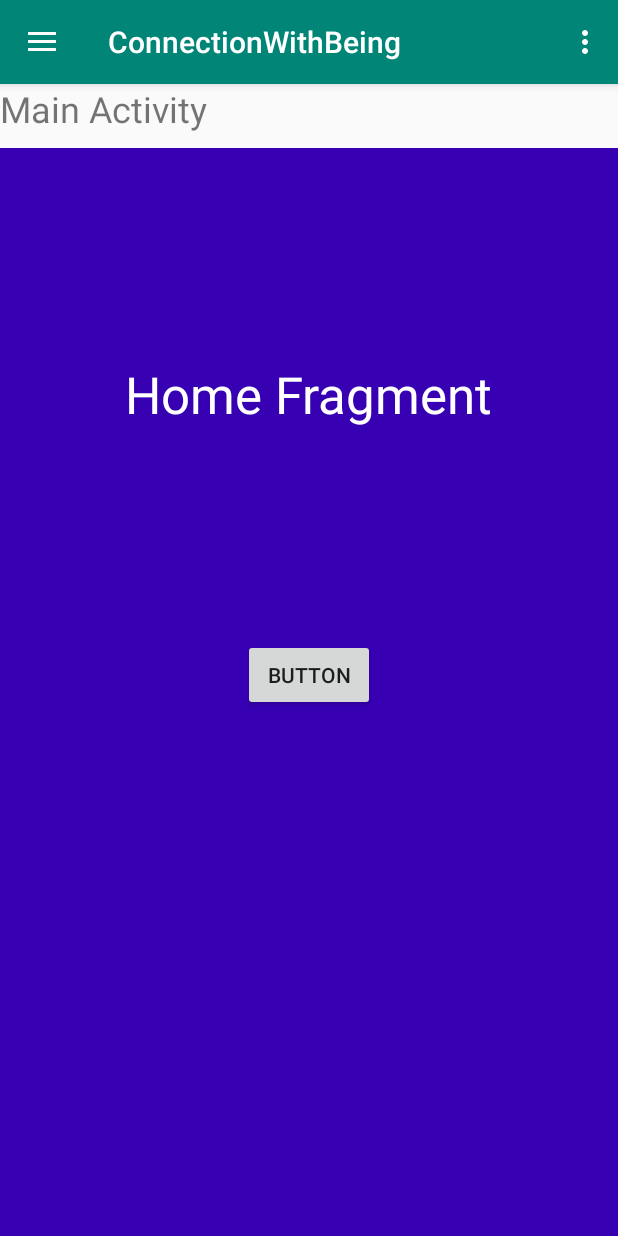
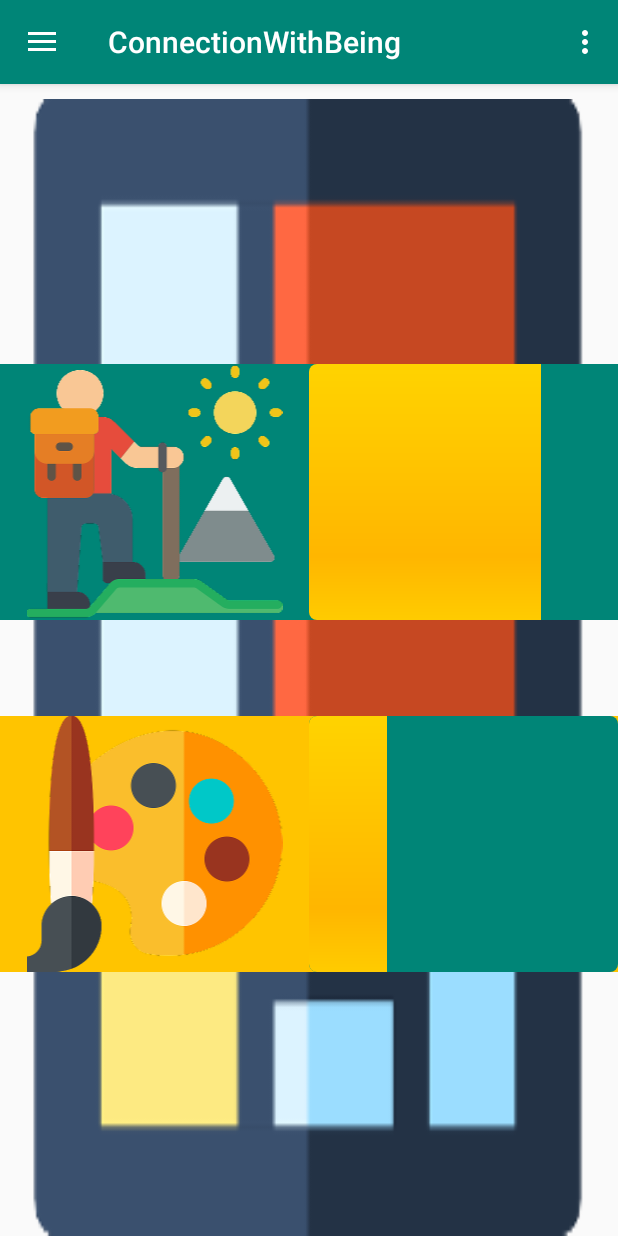
Before and after one commit to cawoolf/ConnectionWithBeing_Final, an Android app: the screen it shows after launch (MainActivity), on a phone screen of 412 x 824 dp. Run offline under Robolectric (Android 15) with nearby library versions, the phone set to English and light mode, and no system bars.

Commit message:
ProgresBar Design mayham!

```diff
--- a/app/src/main/java/com/example/connectionwithbeing/HomeFragment.java
+++ b/app/src/main/java/com/example/connectionwithbeing/HomeFragment.java
@@ -15,30 +15,17 @@ import android.app.Fragment;
 
 public class HomeFragment extends Fragment {
 
-    View fragmentView;
-    Button homeButton;
+    private View mFragmentView;
 
 
     @Override
     public View onCreateView(LayoutInflater inflater, ViewGroup container,
                              Bundle savedInstanceState) {
         // Inflate the layout for this fragment
-       fragmentView = inflater.inflate(R.layout.ahome_fragment, container, false);
-
-        homeButton = (Button) fragmentView.findViewById(R.id.homeFragment_Button);
-
-        // perform setOnClickListener on first Button
-        homeButton.setOnClickListener(new View.OnClickListener() {
-            @Override
-            public void onClick(View v) {
-
-                // display a message by using a Toast
-                Toast.makeText(getActivity(), "Home Fragment", Toast.LENGTH_LONG).show();
-            }
-        });
+       mFragmentView = inflater.inflate(R.layout.ahome_fragment, container, false);
 
 
-       return fragmentView;
+       return mFragmentView;
     }
 
 }
--- a/app/src/main/res/layout/activity_nav_drawer.xml
+++ b/app/src/main/res/layout/activity_nav_drawer.xml
@@ -18,6 +18,7 @@
             android:layout_height="wrap_content"
             android:textSize="24sp"
             android:text="Main Activity"
+            android:visibility="gone"
             >
         </TextView>
 
--- a/app/src/main/res/layout/ahome_fragment.xml
+++ b/app/src/main/res/layout/ahome_fragment.xml
@@ -5,28 +5,77 @@
     android:layout_width="match_parent"
     android:layout_height="match_parent"
     tools:context=".MainActivity"
-    android:background="@color/design_default_color_primary_variant">
+    android:background="@drawable/mondrian">
 
-    <Button
-        android:id="@+id/homeFragment_Button"
-        android:layout_width="wrap_content"
+    <LinearLayout
+        android:id="@+id/masterProgressBar_LinearLayout"
+        android:layout_width="match_parent"
         android:layout_height="wrap_content"
-        android:layout_marginTop="327dp"
-        android:text="Button"
-        app:layout_constraintEnd_toEndOf="parent"
-        app:layout_constraintStart_toStartOf="parent"
-        app:layout_constraintTop_toTopOf="parent" />
-
-    <TextView
-        android:id="@+id/homeFragment_TextView"
-        android:layout_width="wrap_content"
-        android:layout_height="wrap_content"
-        android:text="Home Fragment"
-        app:layout_constraintBottom_toTopOf="@id/homeFragment_Button"
+        android:orientation="vertical"
         app:layout_constraintStart_toStartOf="parent"
         app:layout_constraintEnd_toEndOf="parent"
         app:layout_constraintTop_toTopOf="parent"
-        android:textSize="34sp"
-        android:textColor="#FFFFFF"
-         />
+        app:layout_constraintBottom_toBottomOf="parent"
+        android:weightSum="2"
+
+
+        >
+
+        <LinearLayout
+            android:id="@+id/E1_nature_progressBar"
+            android:layout_width="match_parent"
+            android:layout_height="wrap_content"
+            android:background="@color/colorPrimary"
+            android:orientation="horizontal"
+            android:layout_weight="1"
+            android:layout_marginBottom="64dp"
+
+            >
+
+            <ImageView
+                android:id="@+id/imageView"
+                android:layout_width="match_parent"
+                android:layout_height="wrap_content"
+                android:layout_weight="1"
+                app:srcCompat="@drawable/hiking" />
+
+            <ProgressBar
+                android:id="@+id/determinateBar"
+                style="@android:style/Widget.ProgressBar.Horizontal"
+                android:layout_width="match_parent"
+                android:layout_height="match_parent"
+                android:layout_weight="1"
+                android:progress="75"
+                android:progressBackgroundTint="@color/colorPrimary"
+                />
+        </LinearLayout>
+
+        <LinearLayout
+            android:id="@+id/E2_art_progressBar"
+            android:layout_width="match_parent"
+            android:layout_height="wrap_content"
+            android:background="@color/AE1_actionBarBackgroundColor"
+            android:orientation="horizontal"
+            android:layout_weight="1">
+
+            <ImageView
+                android:layout_width="match_parent"
+                android:layout_height="wrap_content"
+                android:layout_weight="1"
+                app:srcCompat="@drawable/paint"
+                />
+
+            <ProgressBar
+                android:id="@id/determinateBar"
+                style="@android:style/Widget.ProgressBar.Horizontal"
+                android:layout_width="match_parent"
+                android:layout_height="match_parent"
+                android:layout_weight="1"
+                android:progress="25"
+                android:progressBackgroundTint="@color/colorPrimary"
+                android:secondaryProgressTint="@color/colorAccent"
+                />
+        </LinearLayout>
+    </LinearLayout>
+
 </androidx.constraintlayout.widget.ConstraintLayout>
```
Also changed, not shown: 1 other file.
